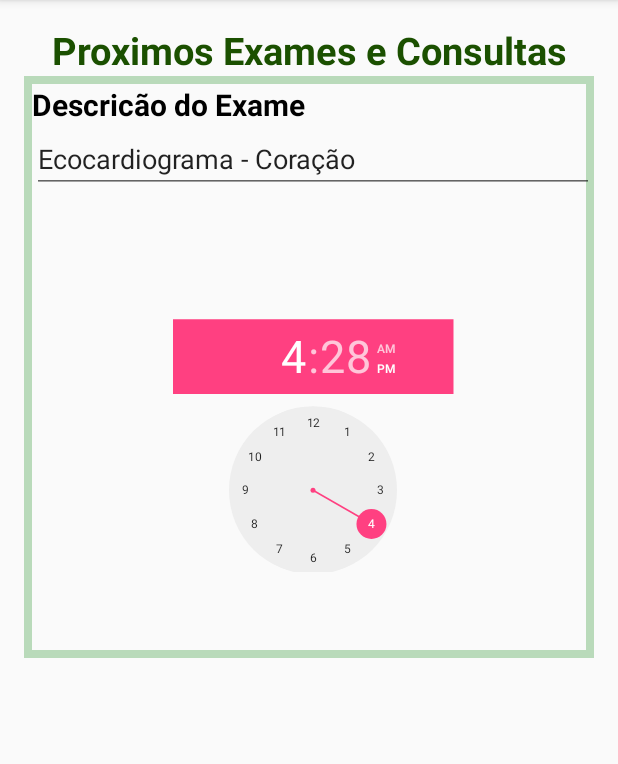
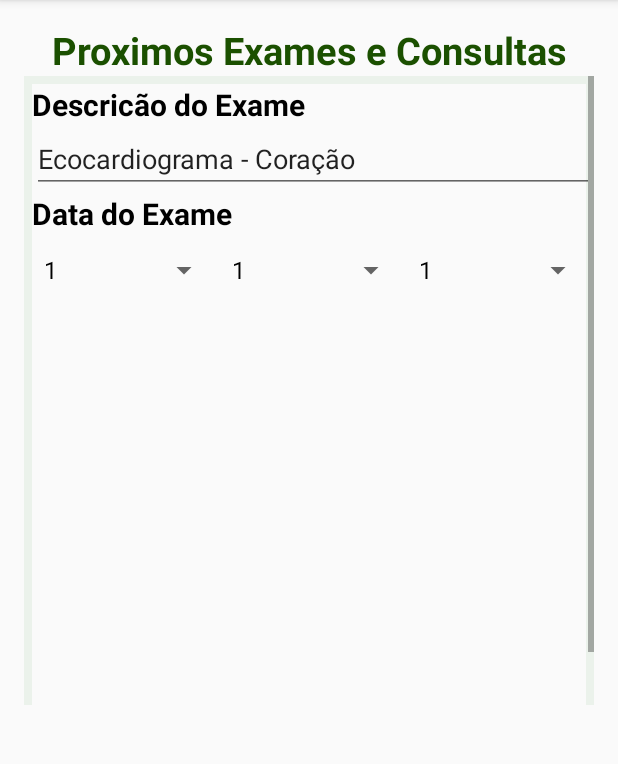
Before and after one commit to Nirvana16/Ajude, an Android app: the ExameActivity screen opened directly, with no data from a screen before it, on a phone screen of 412 x 824 dp, the part 84-848 px from its top. Run offline under Robolectric (Android 15) with nearby library versions, the phone set to English and light mode, and no system bars.

Commit message:
Continuando criacao atctivity Exame. Criado Spinner

```diff
--- a/app/src/main/java/br/edu/iff/pooa20162/ajude/ExameActivity.java
+++ b/app/src/main/java/br/edu/iff/pooa20162/ajude/ExameActivity.java
@@ -2,12 +2,97 @@ package br.edu.iff.pooa20162.ajude;
 
 import android.support.v7.app.AppCompatActivity;
 import android.os.Bundle;
+import android.view.View;
+import android.widget.AdapterView;
+import android.widget.ArrayAdapter;
+import android.widget.Spinner;
+import android.widget.Toast;
 
 public class ExameActivity extends AppCompatActivity {
 
+
+//Variaveis ====================================================
+    /* Array de String para o Spinner. Ainda não decidi se irei pouplar o componente dessa forma ou se coloco um
+       Resource com as listas
+    */
+    private String[] dia = new String[]{"1","2","3","4","5","6","7","8","9","10","11","12","13","14","15",
+                                        "16","17","18","19","20","21","22","23","24","25","26","27","28","29","30","31"};
+    private String[] mes = new String[]{"1","2","3","4","5","6","7","8","9","10","11","12"};
+
+    private String[] ano = new String[]{"2016","2017","2018","2019","2020"};
+
+    private Spinner spDia, spMes, spAno;
+
+// Metodos ===========================================================================
     @Override
     protected void onCreate(Bundle savedInstanceState) {
         super.onCreate(savedInstanceState);
         setContentView(R.layout.activity_exame);
+
+        // Adapter para o Spinner do dia ==================================================
+        ArrayAdapter<String> adapterDia = new ArrayAdapter<String>(this, android.R.layout.simple_spinner_dropdown_item, dia);
+        adapterDia.setDropDownViewResource(android.R.layout.simple_spinner_dropdown_item);
+        spDia = (Spinner) findViewById(R.id.spExameDia);
+        spDia.setAdapter(adapterDia);
+        spDia.setOnItemSelectedListener(new AdapterView.OnItemSelectedListener() {
+            @Override
+            public void onItemSelected(AdapterView<?> parent, View view, int position, long id) {
+
+                // Apenas para fins de Debug
+                /*
+                Toast.makeText(getApplicationContext(),"Nome:"+spDia.getSelectedItem()+
+                        " -> ID: "+spDia.getSelectedItemId()+" -> Posicao: "+spDia.getSelectedItemPosition(), Toast.LENGTH_SHORT).show();
+                */
+            }
+            @Override
+            public void onNothingSelected(AdapterView<?> parent) {
+
+            }
+        });
+
+        // Adapter para o Spinner do Mes ==================================================
+        ArrayAdapter<String> adapterMes = new ArrayAdapter<String>(this, android.R.layout.simple_spinner_dropdown_item, mes);
+        adapterMes.setDropDownViewResource(android.R.layout.simple_spinner_dropdown_item);
+        spMes = (Spinner) findViewById(R.id.spExameMes);
+        spMes.setAdapter(adapterMes);
+        spMes.setOnItemSelectedListener(new AdapterView.OnItemSelectedListener() {
+            @Override
+            public void onItemSelected(AdapterView<?> parent, View view, int position, long id) {
+
+            }
+            @Override
+            public void onNothingSelected(AdapterView<?> parent) {
+
+            }
+        });
+        // Adapter para o Spinner do ano ==================================================
+        ArrayAdapter<String> adapterAno = new ArrayAdapter<String>(this, android.R.layout.simple_spinner_dropdown_item, mes);
+        adapterAno.setDropDownViewResource(android.R.layout.simple_spinner_dropdown_item);
+        spAno = (Spinner) findViewById(R.id.spExameAno);
+        spAno.setAdapter(adapterMes);
+        spAno.setOnItemSelectedListener(new AdapterView.OnItemSelectedListener() {
+            @Override
+            public void onItemSelected(AdapterView<?> parent, View view, int position, long id) {
+
+            }
+            @Override
+            public void onNothingSelected(AdapterView<?> parent) {
+
+            }
+        });
+
     }
+
+
+
+
+    /*
+    public void ShowElemento(View view){
+        String nome = (String) sp.getSelectedItem();
+        long id = sp.getSelectedItemId();
+        int posicao = sp.getSelectedItemPosition();
+
+        Toast.makeText(this,"Nome:"+nome+" -> ID: "+id+" -> Posicao: "+posicao, Toast.LENGTH_SHORT).show();
+    }
+    */
 }
--- a/app/src/main/res/layout/activity_exame.xml
+++ b/app/src/main/res/layout/activity_exame.xml
@@ -38,9 +38,9 @@
 
             <LinearLayout
                 android:layout_width="match_parent"
-                android:layout_height="388dp"
+                android:layout_height="458dp"
                 android:background="@drawable/borda"
-                android:backgroundTint="#43007e04"
+                android:backgroundTint="#0f007e04"
                 android:paddingLeft="5dp"
                 android:paddingTop="5dp"
                 android:weightSum="1"
@@ -63,14 +63,38 @@
                     android:text="Ecocardiograma - Coração"
                     android:ems="10"
                     android:id="@+id/etExameDescricao" />
-
-                <TimePicker
+                <TextView
                     android:layout_width="wrap_content"
                     android:layout_height="wrap_content"
-                    android:id="@+id/timePicker2"
-                    android:scaleX="0.5"
-                    android:scaleY="0.5"
-                    android:layout_weight="0.64" />
+                    android:text="@string/exameData"
+                    android:id="@+id/tDataExame"
+                    android:textStyle="bold"
+                    android:textSize="20dp"
+                    android:focusableInTouchMode="true"
+                    android:focusable="true"
+                    android:textColor="#000000"/>
+
+                <LinearLayout
+                    android:orientation="horizontal"
+                    android:layout_width="match_parent"
+                    android:layout_height="347dp">
+
+                    <Spinner
+                        android:layout_width="match_parent"
+                        android:layout_height="wrap_content"
+                        android:id="@+id/spExameDia"
+                        android:layout_weight="1" />
+                    <Spinner
+                        android:layout_width="match_parent"
+                        android:layout_height="wrap_content"
+                        android:id="@+id/spExameMes"
+                        android:layout_weight="1" />
+                    <Spinner
+                        android:layout_width="match_parent"
+                        android:layout_height="wrap_content"
+                        android:id="@+id/spExameAno"
+                        android:layout_weight="1" />
+                </LinearLayout>
 
 
             </LinearLayout>
--- a/app/src/main/res/values/strings.xml
+++ b/app/src/main/res/values/strings.xml
@@ -8,4 +8,5 @@
     <string name="telefone">Telefone do Contato</string>
     <string name="exames">Proximos Exames e Consultas</string>
     <string name="exameDescricao">Descricão do Exame</string>
+    <string name="exameData">Data do Exame</string>
 </resources>
```
Also changed, not shown: 2 other files.
